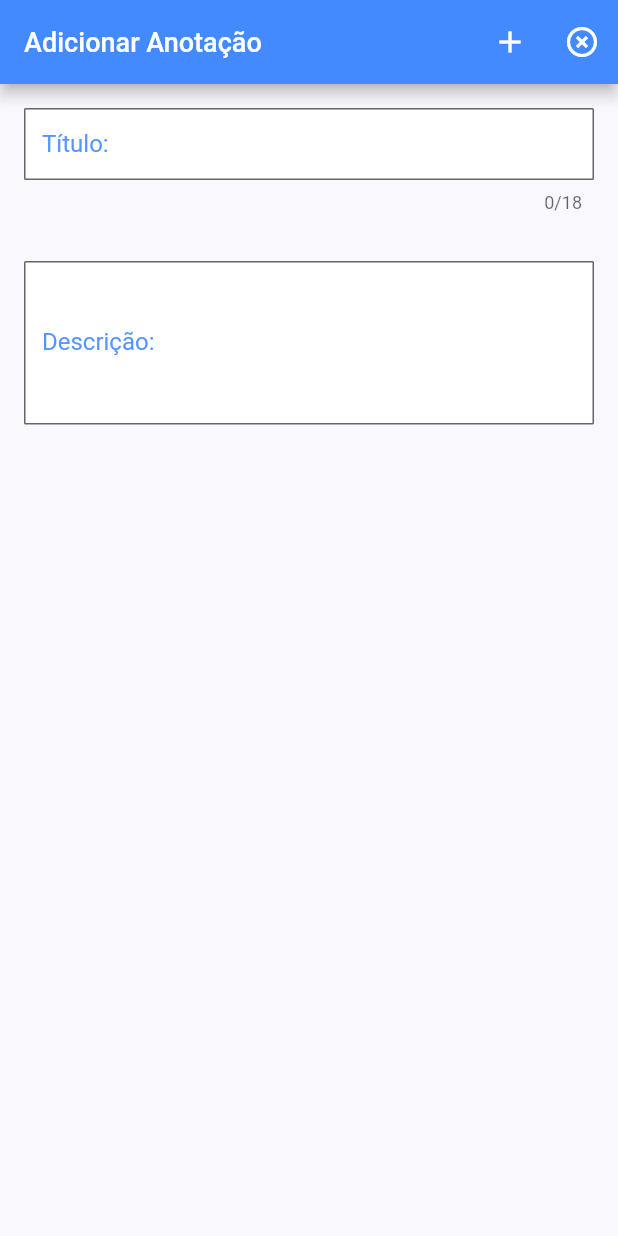
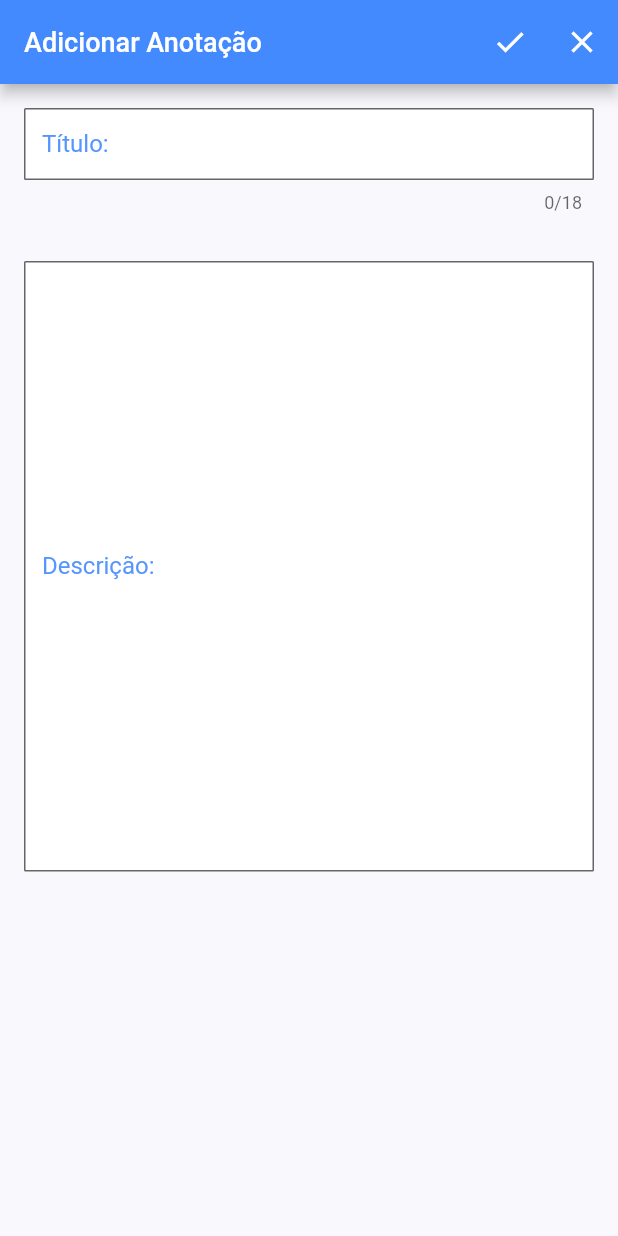
Before and after one commit to LucasSantus/Annotations, a Flutter app: the screen it shows after launch, after a tap on the "add" icon, on a phone screen of 412 x 824 dp. Run offline on Flutter 3.47's test engine with Material 2 defaults, Android fonts, the phone set to English and light mode, and no system bars; our stand-ins replace sqflite; accounts and stored records are empty.

Commit message:
Adicionando modificações ao cadastro:  - foi trocado os icones, para ícones mais apropriados.  - foi iniciado a implementação do design na aplicação.

```diff
--- a/lib/screens/home_screen.dart
+++ b/lib/screens/home_screen.dart
@@ -113,7 +113,7 @@ class _HomeScreenState extends State<HomeScreen> {
               ),
               actions: <Widget>[
                 IconButton(
-                  icon: Icon(Icons.add),
+                  icon: Icon(Icons.check),
                   onPressed: (){
                     //salvar
                     if(_formKey.currentState.validate()){
@@ -126,7 +126,7 @@ class _HomeScreenState extends State<HomeScreen> {
                   },
                 ),
                 IconButton(
-                  icon: Icon(Icons.highlight_remove),
+                  icon: Icon(Icons.close),
                   onPressed: () => Navigator.pop(context),
                 ),
               ],
@@ -178,7 +178,7 @@ class _HomeScreenState extends State<HomeScreen> {
                         maxLines: 5,
                         controller: _descricaoController,
                         decoration: InputDecoration(
-                          contentPadding: EdgeInsets.only(top: 12, bottom: 2, left: 12, right: 2),
+                          contentPadding: EdgeInsets.only(top: 12, bottom: 300, left: 12, right: 2),
                           labelText: "Descrição:",
                           labelStyle: TextStyle(
                             color: KPrimaryColor.withOpacity(0.9),
```
